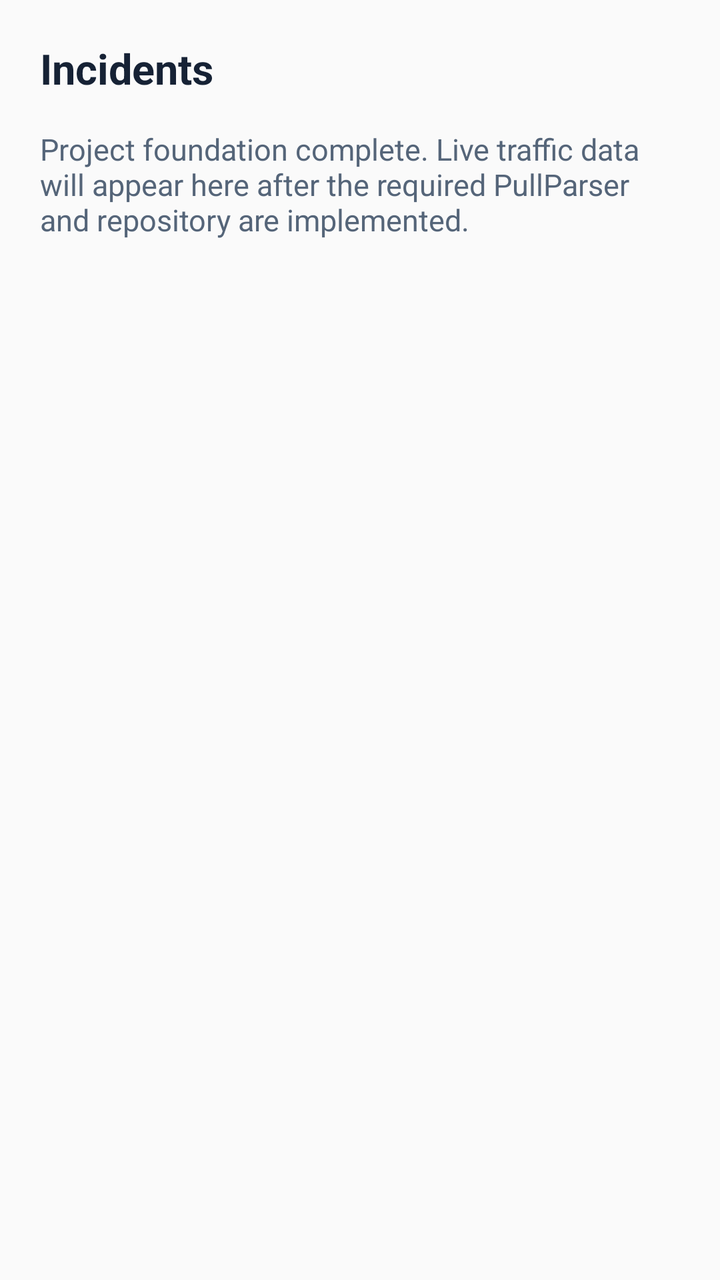
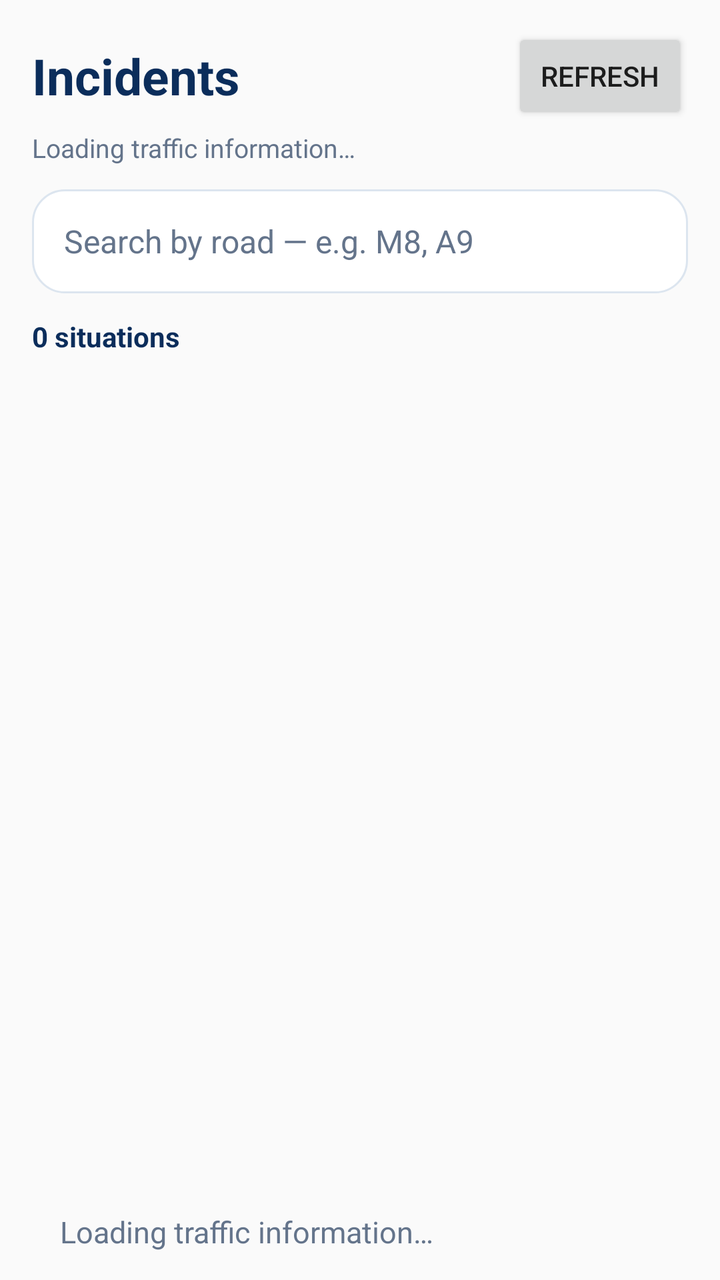

Before-and-after screenshots of an Android layout around one commit, followed by the original layout XML and the change that was made.
<!-- AndroidManifest.xml: application theme Theme.TrafficScotlandExplorer -->
<!-- res/layout/fragment_traffic_list.xml -->
<?xml version="1.0" encoding="utf-8"?>
<LinearLayout xmlns:android="http://schemas.android.com/apk/res/android"
    android:layout_width="match_parent"
    android:layout_height="match_parent"
    android:orientation="vertical"
    android:padding="20dp">

    <TextView
        android:id="@+id/listTitle"
        android:layout_width="match_parent"
        android:layout_height="wrap_content"
        android:text="@string/incidents"
        android:textColor="@color/ink"
        android:textSize="21sp"
        android:textStyle="bold" />

    <TextView
        android:id="@+id/listEmptyMessage"
        android:layout_width="match_parent"
        android:layout_height="wrap_content"
        android:layout_marginTop="16dp"
        android:text="@string/list_pending"
        android:textColor="@color/subtitle"
        android:textSize="15sp" />
</LinearLayout>
<!-- resources referenced by this layout -->
<resources>
  <color name="ink">#162235</color>
  <color name="subtitle">#556579</color>
  <string name="incidents">Incidents</string>
  <string name="list_pending">Project foundation complete. Live traffic data will appear here after the required PullParser and repository are implemented.</string>
  <style name="Theme.TrafficScotlandExplorer" parent="Theme.AppCompat.Light.NoActionBar">
          <item name="colorPrimary">@color/accent</item>
          <item name="colorAccent">@color/accent</item>
          <item name="android:statusBarColor">@color/background</item>
          <item name="android:windowLightStatusBar">true</item>
      </style>
  <color name="accent">#2156A5</color>
  <color name="background">#F2F5FA</color>
</resources>

<!-- the commit's change to res/layout/fragment_traffic_list.xml (unified diff, before → after) -->
@@ -3,23 +3,74 @@
     android:layout_width="match_parent"
     android:layout_height="match_parent"
     android:orientation="vertical"
-    android:padding="20dp">
-
-    <TextView
-        android:id="@+id/listTitle"
+    android:paddingHorizontal="16dp"
+    android:paddingTop="14dp">
+    <LinearLayout
         android:layout_width="match_parent"
         android:layout_height="wrap_content"
-        android:text="@string/incidents"
+        android:gravity="center_vertical"
+        android:orientation="horizontal">
+        <TextView
+            android:id="@+id/listTitle"
+            android:layout_width="0dp"
+            android:layout_height="wrap_content"
+            android:layout_weight="1"
+            android:text="@string/incidents"
+            android:textColor="@color/navy"
+            android:textSize="25sp"
+            android:textStyle="bold" />
+        <Button
+            android:id="@+id/listRefresh"
+            android:layout_width="wrap_content"
+            android:layout_height="wrap_content"
+            android:text="@string/refresh" />
+    </LinearLayout>
+    <TextView
+        android:id="@+id/listSource"
+        android:layout_width="match_parent"
+        android:layout_height="wrap_content"
+        android:paddingTop="3dp"
+        android:text="@string/loading"
+        android:textColor="@color/subtitle"
+        android:textSize="13sp" />
+    <EditText
+        android:id="@+id/roadSearch"
+        android:layout_width="match_parent"
+        android:layout_height="52dp"
+        android:layout_marginTop="12dp"
+        android:background="@drawable/bg_card"
+        android:hint="@string/search_road"
+        android:inputType="textCapCharacters"
+        android:paddingHorizontal="16dp"
+        android:singleLine="true"
         android:textColor="@color/ink"
-        android:textSize="21sp"
+        android:textColorHint="@color/subtitle"
+        android:textSize="16sp" />
+    <TextView
+        android:id="@+id/listCount"
+        android:layout_width="match_parent"
+        android:layout_height="wrap_content"
+        android:paddingTop="12dp"
+        android:paddingBottom="7dp"
+        android:text="@string/results_count_placeholder"
+        android:textColor="@color/navy"
+        android:textSize="14sp"
         android:textStyle="bold" />
-
+    <ListView
+        android:id="@+id/situationList"
+        android:layout_width="match_parent"
+        android:layout_height="0dp"
+        android:layout_weight="1"
+        android:cacheColorHint="@android:color/transparent"
+        android:divider="@android:color/transparent"
+        android:dividerHeight="9dp"
+        android:scrollbars="vertical" />
     <TextView
         android:id="@+id/listEmptyMessage"
         android:layout_width="match_parent"
         android:layout_height="wrap_content"
-        android:layout_marginTop="16dp"
-        android:text="@string/list_pending"
+        android:padding="14dp"
+        android:text="@string/loading"
         android:textColor="@color/subtitle"
         android:textSize="15sp" />
 </LinearLayout>
<!-- resource entries referenced after the edit -->
@@ -1,16 +1,29 @@
 <!-- resources referenced by this layout -->
 <resources>
-  <color name="ink">#162235</color>
-  <color name="subtitle">#556579</color>
+  <color name="ink">#172B4D</color>
+  <color name="navy">#0B2D5B</color>
+  <color name="subtitle">#64748B</color>
+  <!-- drawable bg_card (drawable) -->
+  <?xml version="1.0" encoding="utf-8"?>
+  <shape xmlns:android="http://schemas.android.com/apk/res/android">
+      <solid android:color="@color/white" />
+      <corners android:radius="16dp" />
+      <stroke android:width="1dp" android:color="@color/panel_stroke" />
+  </shape>
   <string name="incidents">Incidents</string>
-  <string name="list_pending">Project foundation complete. Live traffic data will appear here after the required PullParser and repository are implemented.</string>
+  <string name="loading">Loading traffic information…</string>
+  <string name="refresh">Refresh</string>
+  <string name="results_count_placeholder">0 situations</string>
+  <string name="search_road">Search by road — e.g. M8, A9</string>
   <style name="Theme.TrafficScotlandExplorer" parent="Theme.AppCompat.Light.NoActionBar">
           <item name="colorPrimary">@color/accent</item>
           <item name="colorAccent">@color/accent</item>
           <item name="android:statusBarColor">@color/background</item>
           <item name="android:windowLightStatusBar">true</item>
       </style>
-  <color name="accent">#2156A5</color>
-  <color name="background">#F2F5FA</color>
+  <color name="white">#FFFFFF</color>
+  <color name="panel_stroke">#DCE5EF</color>
+  <color name="accent">#2563EB</color>
+  <color name="background">#F3F6FA</color>
 </resources>
 
